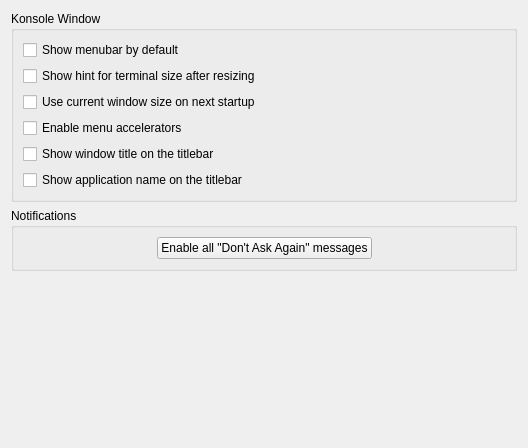
Old version of the form src/settings/GeneralSettings.ui in the repository KDE/konsole.
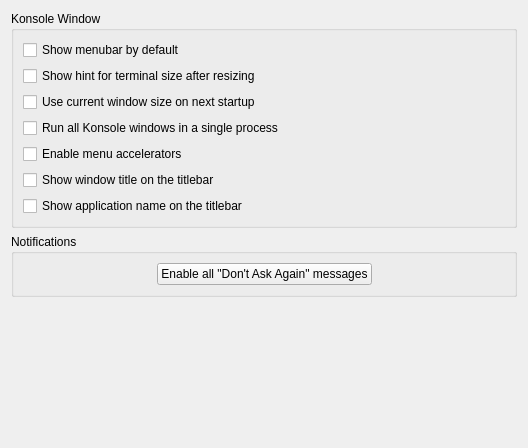
New version of the form.

Commit message:
Add setting for using multiple instances
Adds a setting for forcing the use of multiple instances instead of
running all instances in the same process. This way all terminals don't
go down when one instance crashes.

Diff of the .ui file:
```diff
--- a/src/settings/GeneralSettings.ui
+++ b/src/settings/GeneralSettings.ui
@@ -71,6 +71,22 @@
          </widget>
         </item>
         <item row="3" column="0">
+         <widget class="QCheckBox" name="kcfg_UseSingleInstance">
+          <property name="sizePolicy">
+           <sizepolicy hsizetype="Preferred" vsizetype="Fixed">
+            <horstretch>0</horstretch>
+            <verstretch>0</verstretch>
+           </sizepolicy>
+          </property>
+          <property name="toolTip">
+           <string>When launching Konsole re-use existing process if possible</string>
+          </property>
+          <property name="text">
+           <string>Run all Konsole windows in a single process</string>
+          </property>
+         </widget>
+        </item>
+        <item row="4" column="0">
          <widget class="QCheckBox" name="kcfg_AllowMenuAccelerators">
           <property name="sizePolicy">
            <sizepolicy hsizetype="Preferred" vsizetype="Fixed">
@@ -83,7 +99,7 @@
           </property>
          </widget>
         </item>
-        <item row="4" column="0">
+        <item row="5" column="0">
          <widget class="QCheckBox" name="kcfg_ShowWindowTitleOnTitleBar">
           <property name="sizePolicy">
            <sizepolicy hsizetype="Preferred" vsizetype="Fixed">
@@ -96,7 +112,7 @@
           </property>
          </widget>
         </item>
-        <item row="5" column="0">
+        <item row="6" column="0">
          <widget class="QCheckBox" name="kcfg_ShowAppNameOnTitleBar">
           <property name="sizePolicy">
            <sizepolicy hsizetype="Preferred" vsizetype="Fixed">
```
The commit also changes 2 other files.
